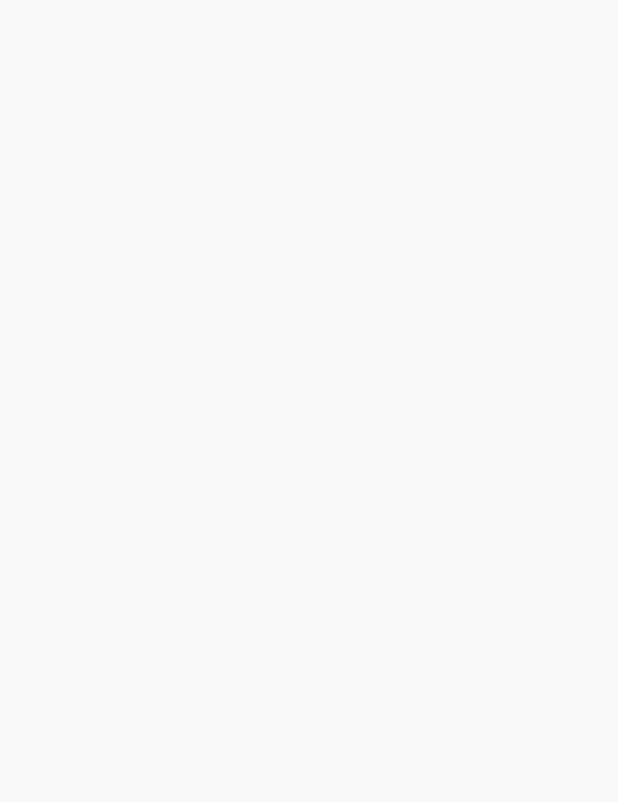
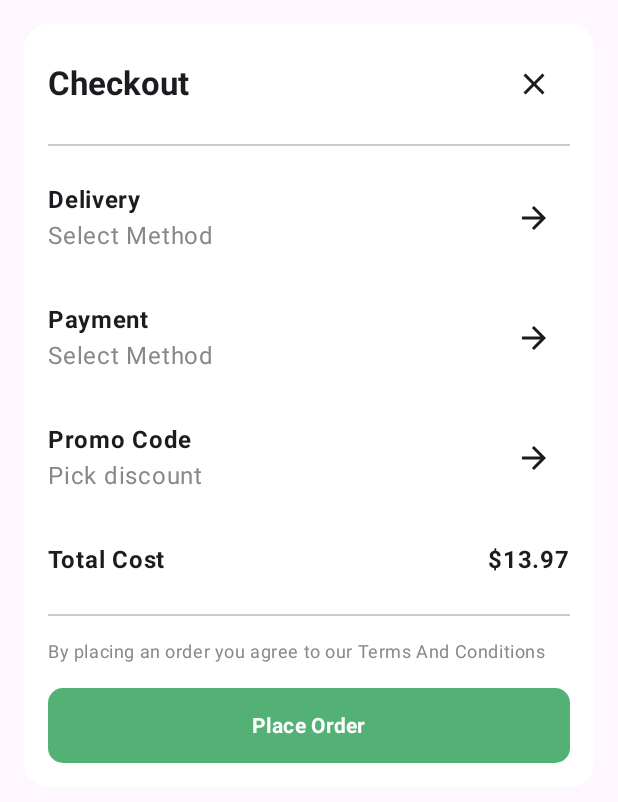
Before and after one commit to marianogrigera/Grupo7-ParcialTP3, an Android app built with Jetpack Compose: the CheckoutRoute screen opened through its navigation route, on a phone screen of 412 x 824 dp. Before the commit the part shown is empty. Shown: the top 802 px of the screen. Run offline under Robolectric (Android 15) with nearby library versions, the phone set to English and light mode, and no system bars.

Commit message:
Vista CheckOut terminada

```diff
--- a/app/src/main/java/com/example/grupo7_parcialtp3/ui/theme/views/shop/checkout/Checkout.kt
+++ b/app/src/main/java/com/example/grupo7_parcialtp3/ui/theme/views/shop/checkout/Checkout.kt
@@ -1,13 +1,133 @@
 package com.example.grupo7_parcialtp3.ui.theme.views.shop.checkout
 
+import androidx.compose.foundation.background
+import androidx.compose.foundation.layout.Arrangement
+import androidx.compose.foundation.layout.Box
+import androidx.compose.foundation.layout.Column
+import androidx.compose.foundation.layout.PaddingValues
+import androidx.compose.foundation.layout.Row
+import androidx.compose.foundation.layout.Spacer
+import androidx.compose.foundation.layout.fillMaxWidth
+import androidx.compose.foundation.layout.height
+import androidx.compose.foundation.layout.padding
+import androidx.compose.foundation.layout.size
+import androidx.compose.foundation.layout.width
+import androidx.compose.foundation.shape.RoundedCornerShape
+import androidx.compose.material.icons.Icons
+import androidx.compose.material.icons.filled.ArrowForward
+import androidx.compose.material.icons.filled.Close
+import androidx.compose.material3.Button
+import androidx.compose.material3.ButtonDefaults
+import androidx.compose.material3.Card
+import androidx.compose.material3.CardDefaults
+import androidx.compose.material3.Divider
+import androidx.compose.material3.Icon
+import androidx.compose.material3.IconButton
+import androidx.compose.material3.MaterialTheme
+import androidx.compose.material3.Text
 import androidx.compose.runtime.Composable
+import androidx.compose.ui.Alignment
+import androidx.compose.ui.Modifier
+import androidx.compose.ui.graphics.Color
+import androidx.compose.ui.text.font.FontWeight
 import androidx.compose.ui.tooling.preview.Preview
+import androidx.compose.ui.unit.dp
 import androidx.navigation.NavController
 import androidx.navigation.compose.rememberNavController
 
 @Composable
 fun CheckoutScreen(navController: NavController) {
-    //COMPLETAR VISTA
+    Box(
+        modifier = Modifier
+            .fillMaxWidth()
+            .padding(16.dp)
+    ) {
+        Column(
+            modifier = Modifier
+                .background(Color.White, shape = RoundedCornerShape(16.dp))
+                .padding(16.dp)
+                .fillMaxWidth(),
+            verticalArrangement = Arrangement.spacedBy(16.dp)
+        ) {
+            Row(
+                modifier = Modifier.fillMaxWidth(),
+                horizontalArrangement = Arrangement.SpaceBetween,
+                verticalAlignment = Alignment.CenterVertically
+            ) {
+                Text(
+                    text = "Checkout",
+                    style = MaterialTheme.typography.titleLarge,
+                    fontWeight = FontWeight.Bold
+                )
+                IconButton(onClick = { navController.popBackStack() }) {
+                    Icon(Icons.Default.Close, contentDescription = "Close")
+                }
+            }
+
+            Divider(color = Color.LightGray)
+
+            CheckoutOptionItem(title = "Delivery", description = "Select Method", onClick = { /* Navegar a métodos de entrega */ })
+
+            // Sección de Payment Method
+            CheckoutOptionItem(title = "Payment", description = "Select Method", onClick = { /* Navegar a métodos de pago */ })
+
+            CheckoutOptionItem(title = "Promo Code", description = "Pick discount", onClick = { /* Navegar a selección de código */ })
+
+            CheckoutTotalCostItem(totalCost = "$13.97")
+
+            Divider(color = Color.LightGray)
+
+            Text(
+                text = "By placing an order you agree to our Terms And Conditions",
+                style = MaterialTheme.typography.bodySmall,
+                color = Color.Gray
+            )
+
+            Button(
+                onClick = { navController.navigate("orderaccepted") },
+                modifier = Modifier
+                    .fillMaxWidth()
+                    .height(50.dp),
+                shape = RoundedCornerShape(10.dp),
+                colors = ButtonDefaults.buttonColors(containerColor = Color(0xFF53B175))
+            ) {
+                Text(text = "Place Order", color = Color.White, fontWeight = FontWeight.Bold)
+            }
+        }
+    }
+}
+
+@Composable
+fun CheckoutOptionItem(title: String, description: String, onClick: () -> Unit) {
+    Row(
+        modifier = Modifier
+            .fillMaxWidth()
+            .padding(vertical = 8.dp),
+        horizontalArrangement = Arrangement.SpaceBetween,
+        verticalAlignment = Alignment.CenterVertically
+    ) {
+        Column {
+            Text(text = title, fontWeight = FontWeight.Bold)
+            Text(text = description, color = Color.Gray)
+        }
+        IconButton(onClick = onClick) {
+            Icon(Icons.Default.ArrowForward, contentDescription = null)
+        }
+    }
+}
+
+@Composable
+fun CheckoutTotalCostItem(totalCost: String) {
+    Row(
+        modifier = Modifier
+            .fillMaxWidth()
+            .padding(vertical = 8.dp),
+        horizontalArrangement = Arrangement.SpaceBetween,
+        verticalAlignment = Alignment.CenterVertically
+    ) {
+        Text(text = "Total Cost", fontWeight = FontWeight.Bold)
+        Text(text = totalCost, fontWeight = FontWeight.Bold)
+    }
 }
 
 @Preview(showBackground = true)
```
